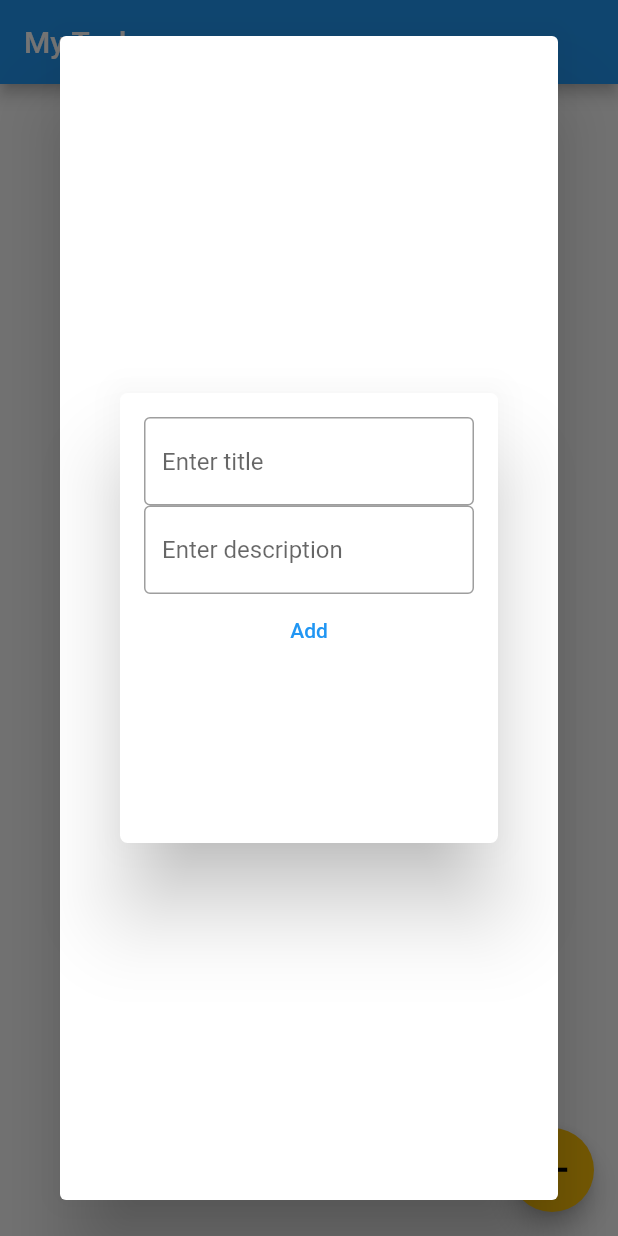
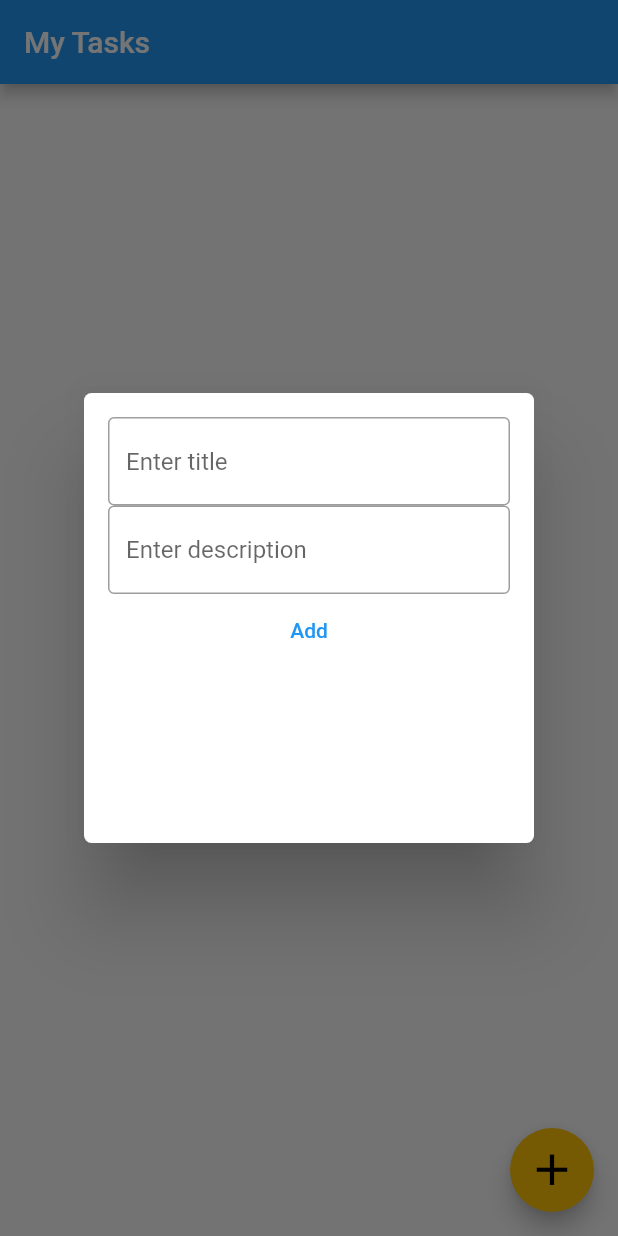
Before and after one commit to Aadeesh11/WorkshopTaskPublic, a Flutter app: the screen it shows after launch, after a tap on the "add" icon, on a phone screen of 412 x 824 dp. Run offline on Flutter 3.47's test engine with Material 2 defaults, Android fonts, the phone set to English and light mode, and no system bars.

Commit message:
Assignment submission

```diff
--- a/lib/screen/todo_screen.dart
+++ b/lib/screen/todo_screen.dart
@@ -41,9 +41,7 @@ class _TodoScreenState extends State<TodoScreen> {
             showDialog(
                 context: context,
                 builder: (context) {
-                  return const Dialog(
-                    child: AddTodoDialogue(),
-                  );
+                  return const AddTodoDialogue();
                 }).then((value) {
               if (value != null) {
                 setState(() {
@@ -68,7 +66,7 @@ class _TodoScreenState extends State<TodoScreen> {
                                   "Are you sure you want to delete this task"),
                               actions: [
                                 TextButton(
-                                    child: const Text("YES"),
+                                    child: const Text("Yes"),
                                     onPressed: () {
                                       setState(() {
                                         todoList.deleteTodo(
@@ -77,7 +75,7 @@ class _TodoScreenState extends State<TodoScreen> {
                                       });
                                     }),
                                 TextButton(
-                                    child: const Text("NO"),
+                                    child: const Text("No"),
                                     onPressed: () {
                                       Navigator.of(context).pop();
                                     })
```
